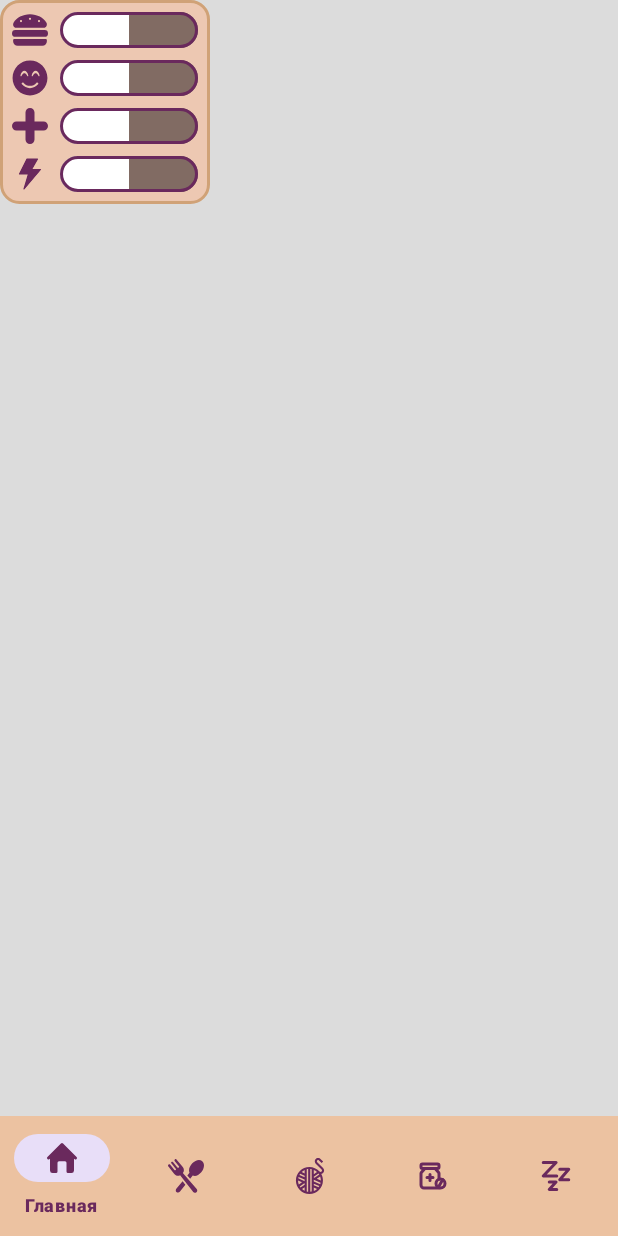
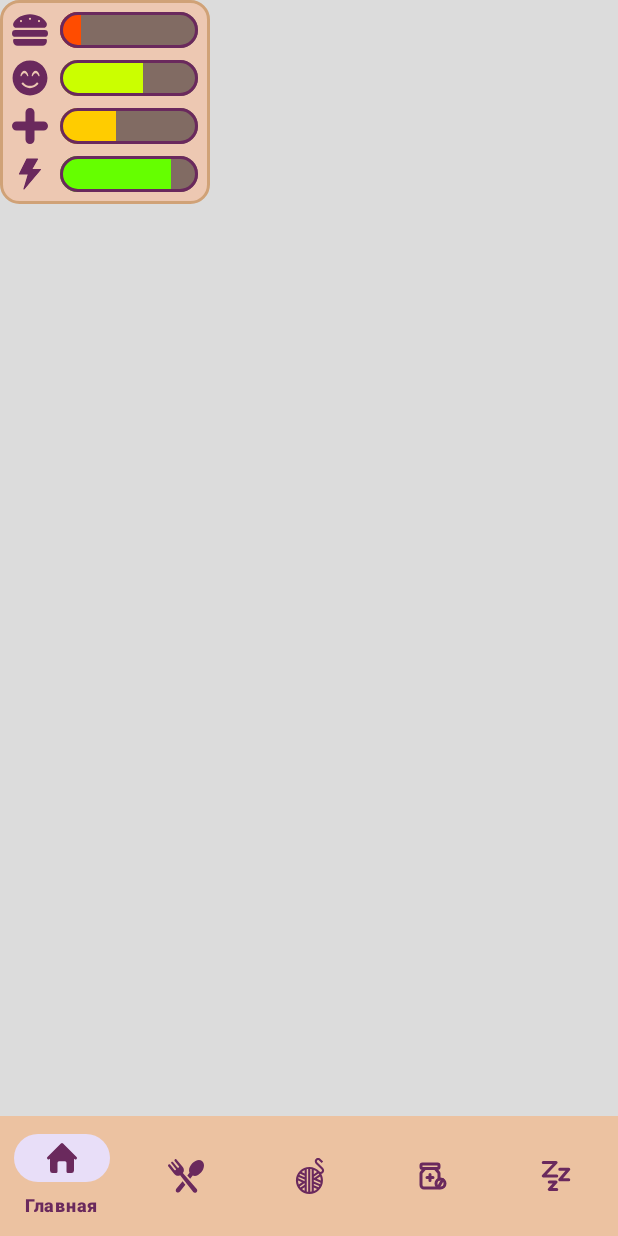
Before and after one commit to GrechkoIvan/NecoArcTamagotchi, an Android app: the screen it shows after launch (MainActivity), on a phone screen of 412 x 824 dp. Run offline under Robolectric (Android 15) with nearby library versions, the phone set to English and light mode, and no system bars.

Commit message:
Added SharedPreferences manager to control and store stats and settings.

```diff
--- a/app/src/main/java/com/example/necoarctamagotchi/MainActivity.java
+++ b/app/src/main/java/com/example/necoarctamagotchi/MainActivity.java
@@ -1,6 +1,7 @@
 package com.example.necoarctamagotchi;
 
 import android.os.Bundle;
+import android.widget.ProgressBar;
 
 import androidx.appcompat.app.AppCompatActivity;
 import androidx.fragment.app.Fragment;
@@ -20,6 +21,22 @@ public class MainActivity extends AppCompatActivity {
 
         BottomNavigationView bottomNav = findViewById(R.id.bottom_navigation);
         bottomNav.setOnItemSelectedListener(navListener);
+
+        ProgressBar hungerBar = findViewById(R.id.hunger_progress);
+        ProgressBar happinessBar = findViewById(R.id.happiness_progress);
+        ProgressBar healthBar = findViewById(R.id.health_progress);
+        ProgressBar energyBar = findViewById(R.id.energy_progress);
+
+        ProgressColorManager progressColorManager = new ProgressColorManager();
+
+        hungerBar.setProgress(15);
+        progressColorManager.updateProgressColor(hungerBar, 15);
+        happinessBar.setProgress(60);
+        progressColorManager.updateProgressColor(happinessBar, 60);
+        healthBar.setProgress(40);
+        progressColorManager.updateProgressColor(healthBar, 40);
+        energyBar.setProgress(80);
+        progressColorManager.updateProgressColor(energyBar, 80);
     }
 
     private final BottomNavigationView.OnItemSelectedListener navListener = item -> {
```
Also changed, not shown: app/src/main/java/com/example/necoarctamagotchi/data/preferences/SharedPreferencesManager.java (added, +53 -0 lines).
